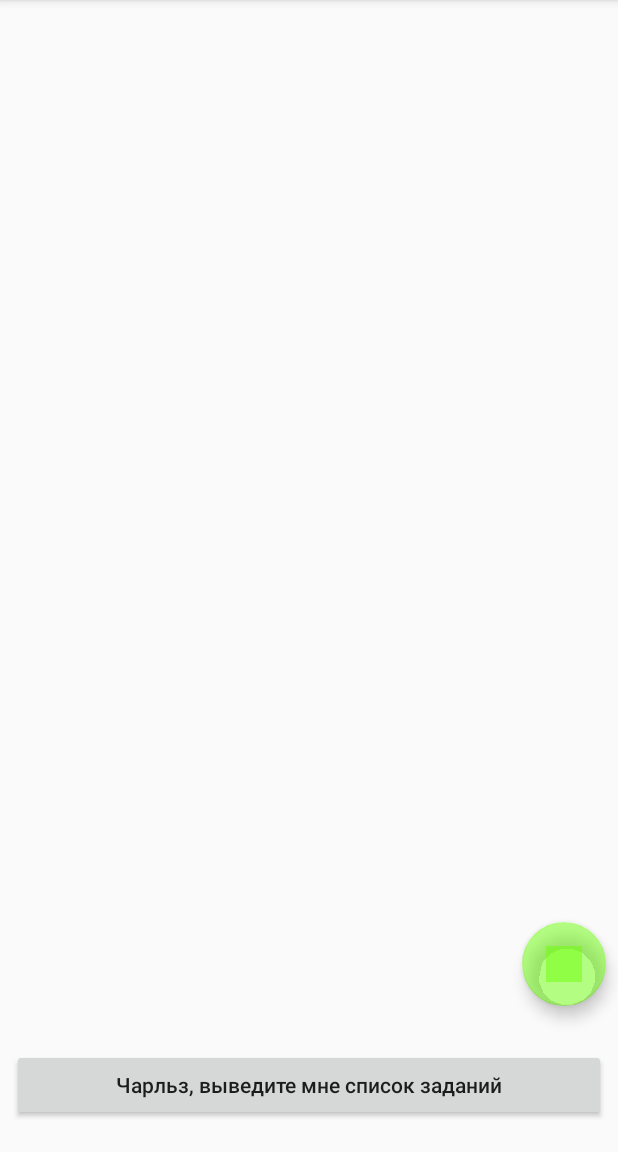
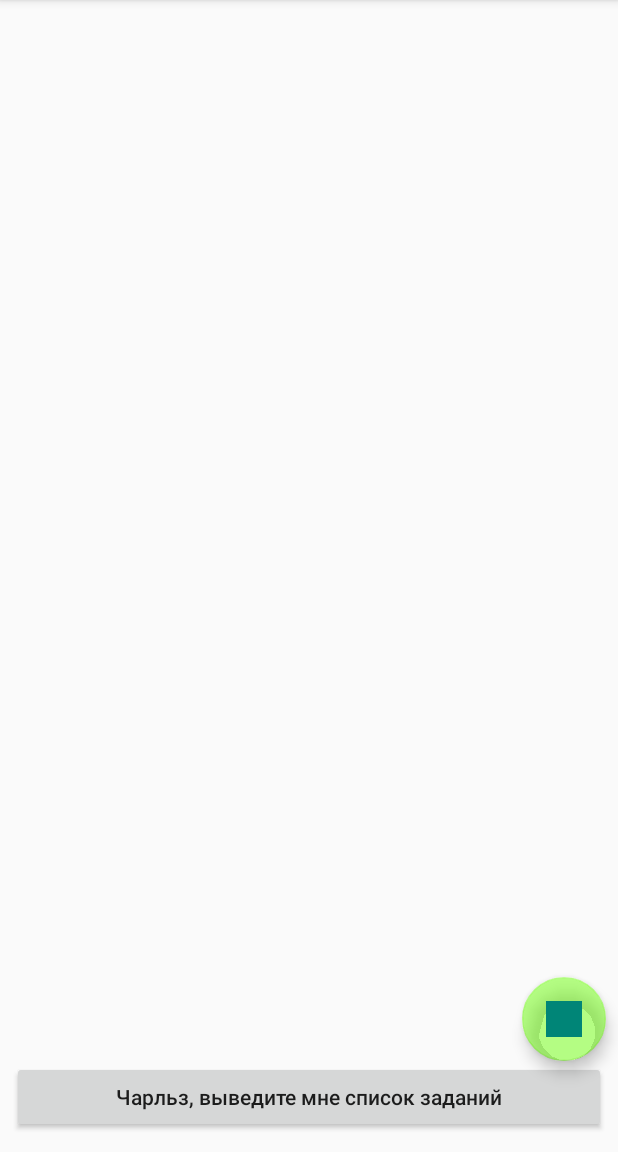
Before and after one commit to ctrlc0ctrlv/HelpYourself, an Android app: the Show_DB_Activity screen opened directly, with no data from a screen before it, on a phone screen of 412 x 824 dp, the part 84-1236 px from its top. Run offline under Robolectric (Android 15) with nearby library versions, the phone set to English and light mode, and no system bars.

Commit message:
Создание базы с заданиями по умолчанию

```diff
--- a/src/main/java/com/example/examhelper/DefaultTasksDBHelper.java
+++ b/src/main/java/com/example/examhelper/DefaultTasksDBHelper.java
@@ -12,7 +12,7 @@ import java.io.InputStream;
 import java.io.OutputStream;
 
 public class DefaultTasksDBHelper extends SQLiteOpenHelper {
-    private static String DB_NAME = "default.db";
+    private static String DB_NAME = "default_tasks.db";
     private static String DB_PATH = "";
     private static final int DB_VERSION = 5;
 
--- a/src/main/res/layout/activity_show_db.xml
+++ b/src/main/res/layout/activity_show_db.xml
@@ -1,7 +1,6 @@
 <?xml version="1.0" encoding="utf-8"?>
 <android.support.constraint.ConstraintLayout xmlns:android="http://schemas.android.com/apk/res/android"
     xmlns:app="http://schemas.android.com/apk/res-auto"
-    xmlns:tools="http://schemas.android.com/tools"
     android:layout_width="match_parent"
     android:layout_height="match_parent">
 
@@ -41,21 +40,19 @@
         android:layout_height="wrap_content"
         android:layout_marginStart="8dp"
         android:layout_marginLeft="8dp"
-        android:layout_marginTop="8dp"
         android:layout_marginEnd="8dp"
         android:layout_marginRight="8dp"
-        android:layout_marginBottom="8dp"
         android:clickable="true"
         android:focusable="true"
         app:backgroundTint="@color/colorAccept"
         app:fabSize="normal"
-        app:layout_constraintBottom_toBottomOf="parent"
+        app:layout_constraintBottom_toTopOf="@+id/button6"
         app:layout_constraintEnd_toEndOf="parent"
         app:layout_constraintHorizontal_bias="1.0"
         app:layout_constraintStart_toStartOf="parent"
         app:layout_constraintTop_toTopOf="parent"
-        app:layout_constraintVertical_bias="0.872"
-        app:srcCompat="@color/colorAccept" />
+        app:layout_constraintVertical_bias="1.0"
+        app:srcCompat="@color/colorPrimary" />
 
     <Button
         android:id="@+id/button6"
@@ -65,7 +62,6 @@
         android:layout_marginLeft="8dp"
         android:layout_marginEnd="8dp"
         android:layout_marginRight="8dp"
-        android:layout_marginBottom="8dp"
         android:text="Чарльз, выведите мне список заданий"
         android:textAllCaps="false"
         app:layout_constraintBottom_toBottomOf="@+id/scrollView2"
```
Also changed, not shown: src/main/java/com/example/examhelper/Show_DB_Activity.java (+9 -2 lines), src/main/assets/custom_tasks.db (added), src/main/assets/default_tasks.db.
